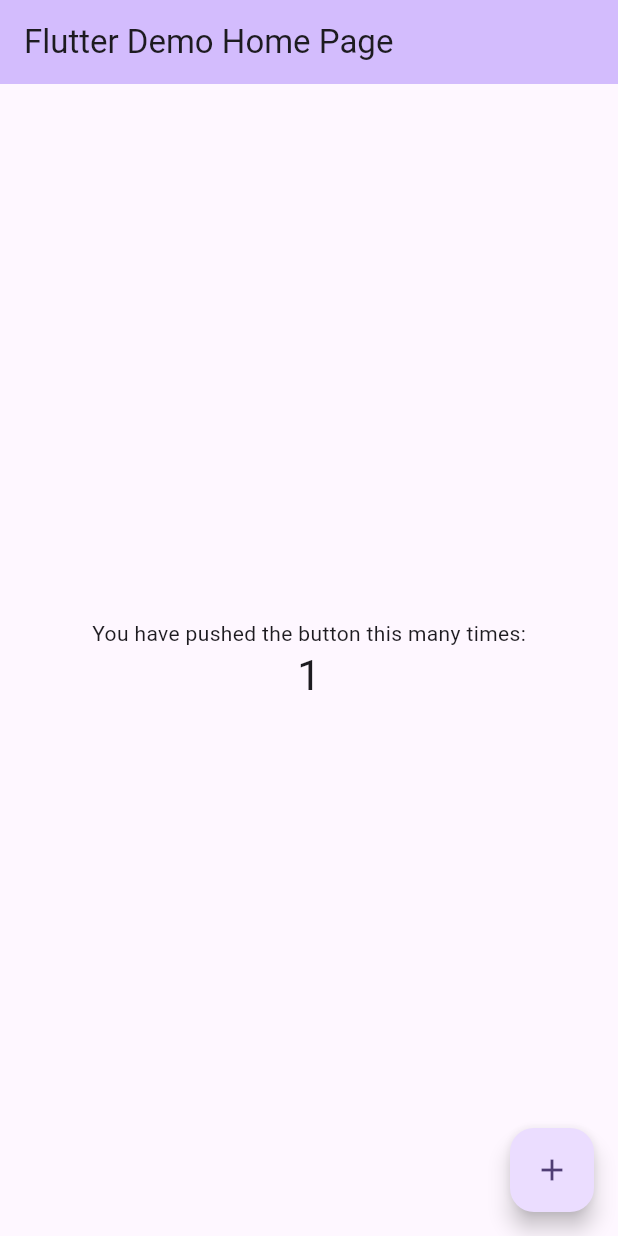
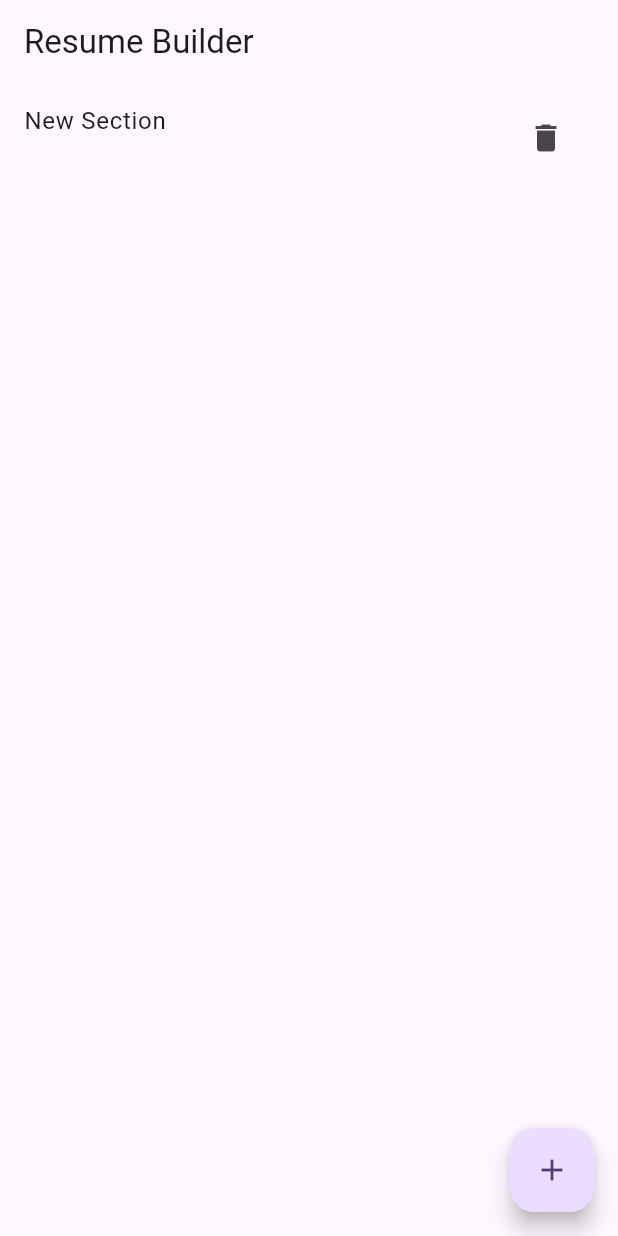
Before and after one commit to toshi0502/assignment_tushar, a Flutter app: the screen it shows after launch, after a tap on the "add" icon, on a phone screen of 412 x 824 dp. Run offline on Flutter 3.47's test engine with Material 3 defaults, Android fonts, the phone set to English and light mode, and no system bars.

Commit message:
edit,update files added

```diff
--- /dev/null
+++ b/lib/home_screen.dart
@@ -0,0 +1,48 @@
+import 'package:assignment_tg/edit_screen.dart';
+import 'package:assignment_tg/resume_provider.dart';
+import 'package:flutter/material.dart';
+import 'package:provider/provider.dart';
+
+class HomeScreen extends StatelessWidget {
+  final ResumeProvider provider;
+
+  const HomeScreen({Key? key, required this.provider}) : super(key: key);
+
+  @override
+  Widget build(BuildContext context) {
+    final provider = Provider.of<ResumeProvider>(context);
+
+    return Scaffold(
+      appBar: AppBar(
+        title: Text('Resume Builder'),
+      ),
+      body: ListView.builder(
+        itemCount: provider.resumeItems.length,
+        itemBuilder: (context, index) {
+          final item = provider.resumeItems[index];
+          return ListTile(
+            title: Text(item.title),
+            subtitle: Text(item.details.isNotEmpty ? item.details[0] : ''),
+            trailing: IconButton(
+              icon: Icon(Icons.delete),
+              onPressed: () => provider.deleteSection(index),
+            ),
+            onTap: () => Navigator.push(
+              context,
+              MaterialPageRoute(
+                builder: (context) => AddEditSectionScreen(
+                  index: index,
+                  provider: provider,
+                ),
+              ),
+            ),
+          );
+        },
+      ),
+      floatingActionButton: FloatingActionButton(
+        child: Icon(Icons.add),
+        onPressed: () => provider.addSection('New Section'),
+      ),
+    );
+  }
+}
--- a/lib/main.dart
+++ b/lib/main.dart
@@ -1,7 +1,13 @@
+import 'package:assignment_tg/home_screen.dart';
+import 'package:assignment_tg/resume_provider.dart';
 import 'package:flutter/material.dart';
+import 'package:provider/provider.dart';
 
 void main() {
-  runApp(const MyApp());
+  runApp(ChangeNotifierProvider<ResumeProvider>(
+    create: (_) => ResumeProvider(),
+    child: MyApp(),
+  ));
 }
 
 class MyApp extends StatelessWidget {
@@ -11,6 +17,7 @@ class MyApp extends StatelessWidget {
   @override
   Widget build(BuildContext context) {
     return MaterialApp(
+      debugShowCheckedModeBanner: false,
       title: 'Flutter Demo',
       theme: ThemeData(
         // This is the theme of your application.
@@ -31,95 +38,7 @@ class MyApp extends StatelessWidget {
         colorScheme: ColorScheme.fromSeed(seedColor: Colors.deepPurple),
         useMaterial3: true,
       ),
-      home: const MyHomePage(title: 'Flutter Demo Home Page'),
+      home: HomeScreen(provider: ResumeProvider()),
     );
   }
 }
-
-class MyHomePage extends StatefulWidget {
-  const MyHomePage({super.key, required this.title});
-
-  // This widget is the home page of your application. It is stateful, meaning
-  // that it has a State object (defined below) that contains fields that affect
-  // how it looks.
-
-  // This class is the configuration for the state. It holds the values (in this
-  // case the title) provided by the parent (in this case the App widget) and
-  // used by the build method of the State. Fields in a Widget subclass are
-  // always marked "final".
-
-  final String title;
-
-  @override
-  State<MyHomePage> createState() => _MyHomePageState();
-}
-
-class _MyHomePageState extends State<MyHomePage> {
-  int _counter = 0;
-
-  void _incrementCounter() {
-    setState(() {
-      // This call to setState tells the Flutter framework that something has
-      // changed in this State, which causes it to rerun the build method below
-      // so that the display can reflect the updated values. If we changed
-      // _counter without calling setState(), then the build method would not be
-      // called again, and so nothing would appear to happen.
-      _counter++;
-    });
-  }
-
-  @override
-  Widget build(BuildContext context) {
-    // This method is rerun every time setState is called, for instance as done
-    // by the _incrementCounter method above.
-    //
-    // The Flutter framework has been optimized to make rerunning build methods
-    // fast, so that you can just rebuild anything that needs updating rather
-    // than having to individually change instances of widgets.
-    return Scaffold(
-      appBar: AppBar(
-        // TRY THIS: Try changing the color here to a specific color (to
-        // Colors.amber, perhaps?) and trigger a hot reload to see the AppBar
-        // change color while the other colors stay the same.
-        backgroundColor: Theme.of(context).colorScheme.inversePrimary,
-        // Here we take the value from the MyHomePage object that was created by
-        // the App.build method, and use it to set our appbar title.
-        title: Text(widget.title),
-      ),
-      body: Center(
-        // Center is a layout widget. It takes a single child and positions it
-        // in the middle of the parent.
-        child: Column(
-          // Column is also a layout widget. It takes a list of children and
-          // arranges them vertically. By default, it sizes itself to fit its
-          // children horizontally, and tries to be as tall as its parent.
-          //
-          // Column has various properties to control how it sizes itself and
-          // how it positions its children. Here we use mainAxisAlignment to
-          // center the children vertically; the main axis here is the vertical
-          // axis because Columns are vertical (the cross axis would be
-          // horizontal).
-          //
-          // TRY THIS: Invoke "debug painting" (choose the "Toggle Debug Paint"
-          // action in the IDE, or press "p" in the console), to see the
-          // wireframe for each widget.
-          mainAxisAlignment: MainAxisAlignment.center,
-          children: <Widget>[
-            const Text(
-              'You have pushed the button this many times:',
-            ),
-            Text(
-              '$_counter',
-              style: Theme.of(context).textTheme.headlineMedium,
-            ),
-          ],
-        ),
-      ),
-      floatingActionButton: FloatingActionButton(
-        onPressed: _incrementCounter,
-        tooltip: 'Increment',
-        child: const Icon(Icons.add),
-      ), // This trailing comma makes auto-formatting nicer for build methods.
-    );
-  }
-}
--- /dev/null
+++ b/lib/resume_provider.dart
@@ -0,0 +1,39 @@
+import 'package:assignment_tg/model/resume_item.dart';
+import 'package:flutter/material.dart';
+
+class ResumeProvider extends ChangeNotifier {
+  final List<ResumeItem> _resumeItems = [];
+
+  List<ResumeItem> get resumeItems => _resumeItems;
+
+  void addSection(String title) {
+    _resumeItems.add(ResumeItem(title: title, details: []));
+    notifyListeners();
+  }
+
+  void updateSection(int index, String title, List<String> details) {
+    _resumeItems[index] = ResumeItem(title: title, details: details);
+    notifyListeners();
+  }
+
+  void deleteSection(int index) {
+    _resumeItems.removeAt(index);
+    notifyListeners();
+  }
+
+  void reorderSections(int oldIndex, int newIndex) {
+    if (oldIndex < newIndex) {
+      final item = _resumeItems.removeAt(oldIndex);
+      _resumeItems.insert(newIndex, item);
+    } else {
+      final item = _resumeItems.removeAt(oldIndex);
+      _resumeItems.insert(newIndex - 1, item);
+    }
+    notifyListeners();
+  }
+
+  void updateData() {
+    // Update data here
+    notifyListeners(); // This line notifies dependent widgets
+  }
+}
--- a/pubspec.yaml
+++ b/pubspec.yaml
@@ -35,6 +35,7 @@ dependencies:
   # The following adds the Cupertino Icons font to your application.
   # Use with the CupertinoIcons class for iOS style icons.
   cupertino_icons: ^1.0.2
+  provider: ^6.1.2
 
 dev_dependencies:
   flutter_test:
```
Also changed, not shown: lib/edit_screen.dart (added, +99 -0 lines), pubspec.lock.
